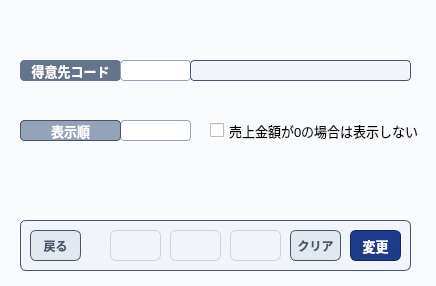
Old version of the form app_urikake_setting.ui in the repository a-shimomura-shikoku-fuji/python.
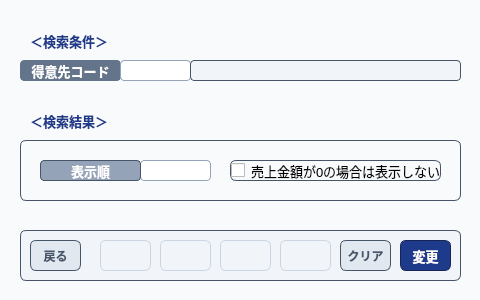
New version of the form.

```diff
--- a/app_urikake_setting.ui
+++ b/app_urikake_setting.ui
@@ -6,8 +6,8 @@
    <rect>
     <x>0</x>
     <y>0</y>
-    <width>436</width>
-    <height>286</height>
+    <width>480</width>
+    <height>300</height>
    </rect>
   </property>
   <property name="font">
@@ -76,8 +76,8 @@
     <property name="geometry">
      <rect>
       <x>20</x>
-      <y>220</y>
-      <width>391</width>
+      <y>230</y>
+      <width>441</width>
       <height>51</height>
      </rect>
     </property>
@@ -112,7 +112,7 @@
     <widget class="QPushButton" name="btn_excute">
      <property name="geometry">
       <rect>
-       <x>330</x>
+       <x>380</x>
        <y>10</y>
        <width>51</width>
        <height>31</height>
@@ -136,7 +136,7 @@
     <widget class="QPushButton" name="pushButton_10">
      <property name="geometry">
       <rect>
-       <x>270</x>
+       <x>320</x>
        <y>10</y>
        <width>51</width>
        <height>31</height>
@@ -159,7 +159,7 @@
     <widget class="QPushButton" name="pushButton_1">
      <property name="geometry">
       <rect>
-       <x>90</x>
+       <x>140</x>
        <y>10</y>
        <width>51</width>
        <height>31</height>
@@ -175,7 +175,7 @@
     <widget class="QPushButton" name="pushButton_3">
      <property name="geometry">
       <rect>
-       <x>150</x>
+       <x>200</x>
        <y>10</y>
        <width>51</width>
        <height>31</height>
@@ -191,7 +191,23 @@
     <widget class="QPushButton" name="pushButton_4">
      <property name="geometry">
       <rect>
-       <x>210</x>
+       <x>260</x>
+       <y>10</y>
+       <width>51</width>
+       <height>31</height>
+      </rect>
+     </property>
+     <property name="styleSheet">
+      <string notr="true">border: 1px solid #cbd5e1;</string>
+     </property>
+     <property name="text">
+      <string/>
+     </property>
+    </widget>
+    <widget class="QPushButton" name="pushButton_2">
+     <property name="geometry">
+      <rect>
+       <x>80</x>
        <y>10</y>
        <width>51</width>
        <height>31</height>
@@ -236,7 +252,7 @@
      <rect>
       <x>190</x>
       <y>60</y>
-      <width>221</width>
+      <width>271</width>
       <height>21</height>
      </rect>
     </property>
@@ -259,41 +275,74 @@
      <string/>
     </property>
    </widget>
-   <widget class="QLabel" name="label_10">
+   <widget class="QLabel" name="label_8">
+    <property name="geometry">
+     <rect>
+      <x>30</x>
+      <y>30</y>
+      <width>81</width>
+      <height>21</height>
+     </rect>
+    </property>
+    <property name="font">
+     <font>
+      <pointsize>10</pointsize>
+      <bold>true</bold>
+     </font>
+    </property>
+    <property name="styleSheet">
+     <string notr="true">color: #1e3a8a;</string>
+    </property>
+    <property name="text">
+     <string>＜検索条件＞</string>
+    </property>
+   </widget>
+   <widget class="QLabel" name="label_9">
+    <property name="geometry">
+     <rect>
+      <x>30</x>
+      <y>110</y>
+      <width>81</width>
+      <height>21</height>
+     </rect>
+    </property>
+    <property name="font">
+     <font>
+      <pointsize>10</pointsize>
+      <bold>true</bold>
+     </font>
+    </property>
+    <property name="styleSheet">
+     <string notr="true">color: #1e3a8a;</string>
+    </property>
+    <property name="text">
+     <string>＜検索結果＞</string>
+    </property>
+   </widget>
+   <widget class="QFrame" name="frame_2">
     <property name="geometry">
      <rect>
       <x>20</x>
-      <y>120</y>
-      <width>101</width>
-      <height>21</height>
+      <y>140</y>
+      <width>441</width>
+      <height>61</height>
      </rect>
     </property>
-    <property name="font">
-     <font>
-      <pointsize>10</pointsize>
-      <bold>true</bold>
-     </font>
-    </property>
     <property name="styleSheet">
-     <string notr="true">  background-color: #94a3b8;
-    color: #ffffff !important;
-    font-weight: bold;
-    border: 1px solid #475569;
-    border-radius: 4px;
-</string>
+     <string notr="true">border: 1px solid #475569;
+border-radius: 6px;</string>
     </property>
-    <property name="text">
-     <string>表示順</string>
+    <property name="frameShape">
+     <enum>QFrame::Shape::StyledPanel</enum>
     </property>
-    <property name="alignment">
-     <set>Qt::AlignmentFlag::AlignCenter</set>
+    <property name="frameShadow">
+     <enum>QFrame::Shadow::Raised</enum>
     </property>
-   </widget>
    <widget class="QCheckBox" name="chk_uriagezero">
     <property name="geometry">
      <rect>
       <x>210</x>
-      <y>120</y>
+       <y>20</y>
       <width>211</width>
       <height>21</height>
      </rect>
@@ -311,7 +360,7 @@
     <property name="geometry">
      <rect>
       <x>120</x>
-      <y>120</y>
+       <y>20</y>
       <width>71</width>
       <height>21</height>
      </rect>
@@ -333,6 +382,38 @@
      <enum>Qt::ScrollBarPolicy::ScrollBarAlwaysOff</enum>
     </property>
    </widget>
+    <widget class="QLabel" name="label_10">
+     <property name="geometry">
+      <rect>
+       <x>20</x>
+       <y>20</y>
+       <width>101</width>
+       <height>21</height>
+      </rect>
+     </property>
+     <property name="font">
+      <font>
+       <pointsize>10</pointsize>
+       <bold>true</bold>
+      </font>
+     </property>
+     <property name="styleSheet">
+      <string notr="true">  background-color: #94a3b8;
+    color: #ffffff !important;
+    font-weight: bold;
+    border: 1px solid #475569;
+    border-radius: 4px;
+</string>
+     </property>
+     <property name="text">
+      <string>表示順</string>
+     </property>
+     <property name="alignment">
+      <set>Qt::AlignmentFlag::AlignCenter</set>
+     </property>
+    </widget>
+   </widget>
+   <zorder>frame_2</zorder>
    <zorder>label_1</zorder>
    <zorder>frame</zorder>
    <zorder>text_tokcd</zorder>
```
Left out of the diff: 5 changed lines with no effect on the pictures. Lines whose indentation alone changed are shown as unchanged.
